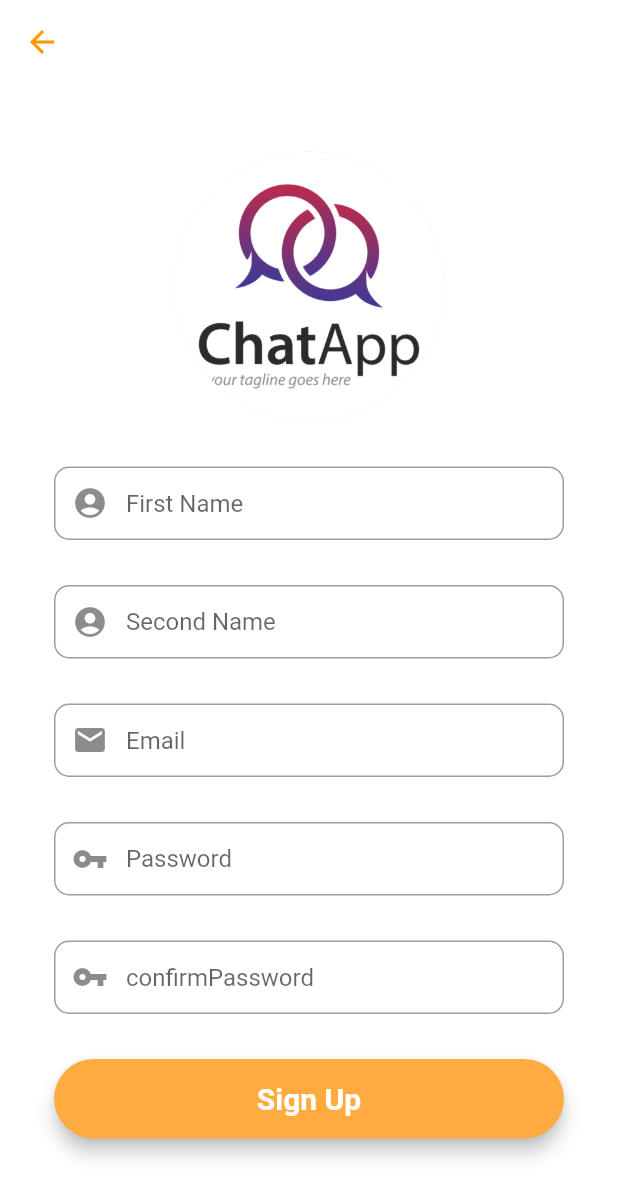
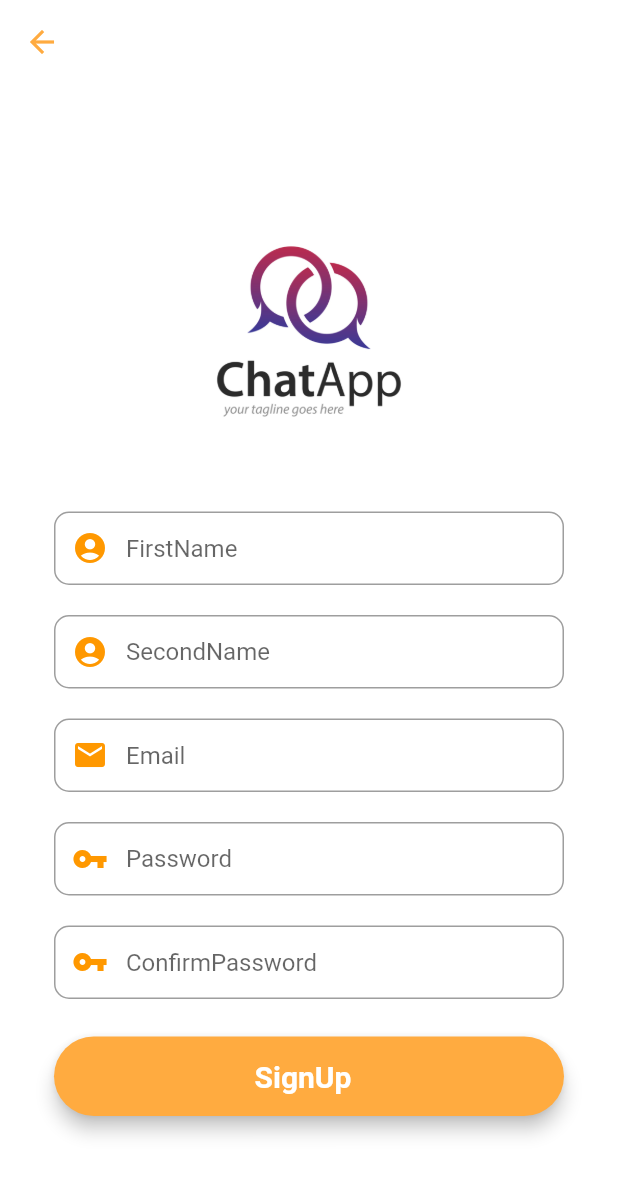
Before and after one commit to quanphung0106-sudo/a, a Flutter app: the screen it shows after launch, after a tap on "SignUp", on a phone screen of 412 x 824 dp. Shown: the top 1197 px of the screen. Run offline on Flutter 3.47's test engine with Material 2 defaults, Android fonts, the phone set to English and light mode, and no system bars; our stand-ins replace bubble, cloud_firestore, firebase_auth, firebase_core, flutter_icons, fluttertoast and 2 more; missing offline and left inert: flutter_dialogflow; accounts and stored records are empty; project files that could hold a hidden picture were left out.

Commit message:
Quang commit

```diff
--- a/lib/login-register/LoginScreen.dart
+++ b/lib/login-register/LoginScreen.dart
@@ -3,7 +3,7 @@ import 'package:flutter/material.dart';
 import 'package:fluttertoast/fluttertoast.dart';
 import 'package:profile_1/Page_ChatBot/chatbot.dart';
 import 'package:profile_1/homepage/homeScreen.dart';
-import 'package:profile_1/login-register/RegisterScreen.dart';
+import 'package:profile_1/login-register/RegistrationScreen.dart';
 
 // ignore_for_file: file_names
 class LoginScreen extends StatefulWidget {
@@ -144,7 +144,7 @@ class _LoginScreenState extends State<LoginScreen> {
                                     context,
                                     MaterialPageRoute(
                                         builder: (context) =>
-                                            RegisterScreen()));
+                                            RegistrationScreen()));
                               },
                               child: Text(
                                 " SignUp",
--- a/lib/login-register/RegisterScreen.dart
+++ /dev/null
@@ -1,200 +0,0 @@
-import 'package:flutter/material.dart';
-
-// ignore_for_file: file_names
-class RegisterScreen extends StatefulWidget {
-  const RegisterScreen({Key? key}) : super(key: key);
-
-  @override
-  State<RegisterScreen> createState() => _RegisterScreenState();
-}
-
-class _RegisterScreenState extends State<RegisterScreen> {
-  //our formkey
-  final _formKey = GlobalKey<FormState>();
-
-  //editting Controller
-  final firstNameEditingController = new TextEditingController();
-  final secondNameEditingController = new TextEditingController();
-  final emailEditingController = new TextEditingController();
-  final passwordEditingController = new TextEditingController();
-  final confirmPasswordEditingController = new TextEditingController();
-
-  @override
-  Widget build(BuildContext context) {
-    //first name field
-    final firstNamelField = TextFormField(
-      autofocus: false,
-      controller: firstNameEditingController,
-      keyboardType: TextInputType.name,
-      //validator
-      onSaved: (value) {
-        firstNameEditingController.text = value!;
-      },
-      textInputAction: TextInputAction.next,
-      decoration: InputDecoration(
-          prefixIcon: Icon(Icons.account_circle),
-          contentPadding: EdgeInsets.fromLTRB(20, 15, 20, 15),
-          hintText: "First Name",
-          border: OutlineInputBorder(
-            borderRadius: BorderRadius.circular(10),
-          )),
-    );
-
-    //second name field
-    final secondNamelField = TextFormField(
-      autofocus: false,
-      controller: secondNameEditingController,
-      keyboardType: TextInputType.name,
-      //validator
-      onSaved: (value) {
-        secondNameEditingController.text = value!;
-      },
-      textInputAction: TextInputAction.next,
-      decoration: InputDecoration(
-          prefixIcon: Icon(Icons.account_circle),
-          contentPadding: EdgeInsets.fromLTRB(20, 15, 20, 15),
-          hintText: "Second Name",
-          border: OutlineInputBorder(
-            borderRadius: BorderRadius.circular(10),
-          )),
-    );
-
-    //email field
-    final emailField = TextFormField(
-      autofocus: false,
-      controller: emailEditingController,
-      keyboardType: TextInputType.emailAddress,
-      //validator
-      onSaved: (value) {
-        secondNameEditingController.text = value!;
-      },
-      textInputAction: TextInputAction.next,
-      decoration: InputDecoration(
-          prefixIcon: Icon(Icons.mail),
-          contentPadding: EdgeInsets.fromLTRB(20, 15, 20, 15),
-          hintText: "Email",
-          border: OutlineInputBorder(
-            borderRadius: BorderRadius.circular(10),
-          )),
-    );
-
-    //password field
-    final passwordField = TextFormField(
-      autofocus: false,
-      controller: passwordEditingController,
-      obscureText: true,
-      //validator
-      onSaved: (value) {
-        secondNameEditingController.text = value!;
-      },
-      textInputAction: TextInputAction.next,
-      decoration: InputDecoration(
-          prefixIcon: Icon(Icons.vpn_key),
-          contentPadding: EdgeInsets.fromLTRB(20, 15, 20, 15),
-          hintText: "Password",
-          border: OutlineInputBorder(
-            borderRadius: BorderRadius.circular(10),
-          )),
-    );
-
-    //confirm field
-    final confirmPasswordField = TextFormField(
-      autofocus: false,
-      controller: confirmPasswordEditingController,
-      obscureText: true,
-      //validator
-      onSaved: (value) {
-        secondNameEditingController.text = value!;
-      },
-      textInputAction: TextInputAction.done,
-      decoration: InputDecoration(
-          prefixIcon: Icon(Icons.vpn_key),
-          contentPadding: EdgeInsets.fromLTRB(20, 15, 20, 15),
-          hintText: "confirmPassword",
-          border: OutlineInputBorder(
-            borderRadius: BorderRadius.circular(10),
-          )),
-    );
-    //Sigup Button
-    final signupButton = Material(
-      elevation: 5,
-      borderRadius: BorderRadius.circular(30),
-      color: Colors.orangeAccent,
-      child: MaterialButton(
-          padding: EdgeInsets.fromLTRB(20, 15, 20, 15),
-          minWidth: MediaQuery.of(context).size.width,
-          onPressed: () {},
-          child: Text(
-            "Sign Up",
-            textAlign: TextAlign.center,
-            style: TextStyle(
-                fontSize: 20, color: Colors.white, fontWeight: FontWeight.bold),
-          )),
-    );
-    return Scaffold(
-        backgroundColor: Colors.white,
-        appBar: AppBar(
-          backgroundColor: Colors.transparent,
-          elevation: 0,
-          leading: IconButton(
-            icon: Icon(Icons.arrow_back, color: Colors.orange),
-            onPressed: () {
-              //passing this to our root
-              Navigator.of(context).pop();
-            },
-          ),
-        ),
-        body: Center(
-          child: SingleChildScrollView(
-            child: Container(
-              color: Colors.white,
-              child: Padding(
-                padding: const EdgeInsets.all(36.0),
-                child: Form(
-                    key: _formKey,
-                    child: Column(
-                      mainAxisAlignment: MainAxisAlignment.center,
-                      crossAxisAlignment: CrossAxisAlignment.center,
-                      children: <Widget>[
-                        SizedBox(
-                          height: 180,
-                          child: CircleAvatar(
-                            radius: 150, // Image radius
-                            backgroundImage: AssetImage('assets/logo.jpg'),
-                          ),
-                        ),
-                        SizedBox(
-                          height: 30,
-                        ),
-                        firstNamelField,
-                        SizedBox(
-                          height: 30,
-                        ),
-                        secondNamelField,
-                        SizedBox(
-                          height: 30,
-                        ),
-                        emailField,
-                        SizedBox(
-                          height: 30,
-                        ),
-                        passwordField,
-                        SizedBox(
-                          height: 30,
-                        ),
-                        confirmPasswordField,
-                        SizedBox(
-                          height: 30,
-                        ),
-                        signupButton,
-                        SizedBox(
-                          height: 20,
-                        ),
-                      ],
-                    )),
-              ),
-            ),
-          ),
-        ));
-  }
-}
--- /dev/null
+++ b/lib/login-register/RegistrationScreen.dart
@@ -0,0 +1,323 @@
+import 'package:cloud_firestore/cloud_firestore.dart';
+
+import 'package:firebase_auth/firebase_auth.dart';
+import 'package:firebase_core/firebase_core.dart';
+import 'package:flutter/material.dart';
+import 'package:fluttertoast/fluttertoast.dart';
+
+import '../homepage/homeScreen.dart';
+import '../model/user_model.dart';
+
+class RegistrationScreen extends StatefulWidget {
+  const RegistrationScreen({Key? key}) : super(key: key);
+
+  @override
+  _RegistrationScreenState createState() => _RegistrationScreenState();
+}
+
+class _RegistrationScreenState extends State<RegistrationScreen> {
+  final _auth = FirebaseAuth.instance;
+
+  // our form key
+  final _formKey = GlobalKey<FormState>();
+
+  //edit controller
+  final firsNameEdittingController = new TextEditingController();
+  //edit controller
+  final secondNameEdittingController = new TextEditingController();
+  //edit controller
+  final emailEdittingController = new TextEditingController();
+  //edit controller
+  final passwordEdittingController = new TextEditingController();
+  //edit controller
+  final confirmPasswordEdittingController = new TextEditingController();
+  @override
+  Widget build(BuildContext context) {
+    //firstName field
+    final firsNameField = TextFormField(
+      autofocus: false,
+      controller: firsNameEdittingController,
+      keyboardType: TextInputType.emailAddress,
+      validator: (value) {
+        RegExp regex = new RegExp(r'^.{2,}$');
+        if (value!.isEmpty) {
+          return ("First Name cannot be Empty");
+        }
+        if (!regex.hasMatch(value)) {
+          return ("Please Enter Valid name(Min. 2 Charater)");
+        }
+        return null;
+      },
+      onSaved: (value) {
+        firsNameEdittingController.text = value!;
+      },
+      textInputAction: TextInputAction.next,
+      decoration: InputDecoration(
+          focusedBorder: OutlineInputBorder(
+            borderSide: BorderSide(color: Colors.orangeAccent, width: 2.0),
+          ),
+          prefixIcon: Icon(
+            Icons.account_circle,
+            color: Colors.orange,
+          ),
+          contentPadding: EdgeInsets.fromLTRB(12, 15, 20, 15),
+          hintText: "FirstName",
+          border: OutlineInputBorder(borderRadius: BorderRadius.circular(10))),
+    );
+
+    //secondName field
+    final secondNameField = TextFormField(
+      autofocus: false,
+      controller: secondNameEdittingController,
+      keyboardType: TextInputType.emailAddress,
+      validator: (value) {
+        RegExp regex = new RegExp(r'^.{2,}$');
+        if (value!.isEmpty) {
+          return ("Second Name cannot be Empty");
+        }
+        if (!regex.hasMatch(value)) {
+          return ("Please Enter Valid name(Min. 2 Charater)");
+        }
+        return null;
+      },
+      onSaved: (value) {
+        secondNameEdittingController.text = value!;
+      },
+      textInputAction: TextInputAction.next,
+      decoration: InputDecoration(
+          focusedBorder: OutlineInputBorder(
+            borderSide: BorderSide(color: Colors.orangeAccent, width: 2.0),
+          ),
+          prefixIcon: Icon(
+            Icons.account_circle,
+            color: Colors.orange,
+          ),
+          contentPadding: EdgeInsets.fromLTRB(12, 15, 20, 15),
+          hintText: "SecondName",
+          border: OutlineInputBorder(borderRadius: BorderRadius.circular(10))),
+    );
+
+    //email field
+    final emailField = TextFormField(
+      autofocus: false,
+      controller: emailEdittingController,
+      keyboardType: TextInputType.emailAddress,
+      validator: (value) {
+        if (value!.isEmpty) {
+          return ("Please Enter Your Email");
+        }
+        if (!RegExp("^[a-zA-Z0-9+_.-]+@[a-zA-Z0-9.-]+.[a-z]").hasMatch(value)) {
+          return ("Please Enter a valid email");
+        }
+        ;
+        return null;
+      },
+      onSaved: (value) {
+        emailEdittingController.text = value!;
+      },
+      textInputAction: TextInputAction.next,
+      decoration: InputDecoration(
+          focusedBorder: OutlineInputBorder(
+            borderSide: BorderSide(color: Colors.orangeAccent, width: 2.0),
+          ),
+          prefixIcon: Icon(
+            Icons.email,
+            color: Colors.orange,
+          ),
+          contentPadding: EdgeInsets.fromLTRB(12, 15, 20, 15),
+          hintText: "Email",
+          border: OutlineInputBorder(borderRadius: BorderRadius.circular(10))),
+    );
+
+    //password field
+    final passwordField = TextFormField(
+      autofocus: false,
+      controller: passwordEdittingController,
+      obscureText: true,
+      keyboardType: TextInputType.emailAddress,
+      validator: (value) {
+        RegExp regex = new RegExp(r'^.{6,}$');
+        if (value!.isEmpty) {
+          return ("Password is required for login");
+        }
+        if (!regex.hasMatch(value)) {
+          return ("Please Enter Valid Password(Min. 6 Charater)");
+        }
+      },
+      onSaved: (value) {
+        passwordEdittingController.text = value!;
+      },
+      textInputAction: TextInputAction.next,
+      decoration: InputDecoration(
+          focusedBorder: OutlineInputBorder(
+            borderSide: BorderSide(color: Colors.orangeAccent, width: 2.0),
+          ),
+          prefixIcon: Icon(
+            Icons.vpn_key,
+            color: Colors.orange,
+          ),
+          contentPadding: EdgeInsets.fromLTRB(12, 15, 20, 15),
+          hintText: "Password",
+          border: OutlineInputBorder(borderRadius: BorderRadius.circular(10))),
+    );
+
+    //confirmpassword field
+    final confirmpasswordField = TextFormField(
+      autofocus: false,
+      controller: confirmPasswordEdittingController,
+      obscureText: true,
+      keyboardType: TextInputType.emailAddress,
+      validator: (value) {
+        if (confirmPasswordEdittingController.text !=
+            passwordEdittingController.text) {
+          return ("Password don't match");
+        }
+      },
+      onSaved: (value) {
+        confirmPasswordEdittingController.text = value!;
+      },
+      textInputAction: TextInputAction.next,
+      decoration: InputDecoration(
+          focusedBorder: OutlineInputBorder(
+            borderSide: BorderSide(color: Colors.orangeAccent, width: 2.0),
+          ),
+          prefixIcon: Icon(
+            Icons.vpn_key,
+            color: Colors.orange,
+          ),
+          contentPadding: EdgeInsets.fromLTRB(12, 15, 20, 15),
+          hintText: "ConfirmPassword",
+          border: OutlineInputBorder(borderRadius: BorderRadius.circular(10))),
+    );
+
+    final signupButton = Material(
+      elevation: 5,
+      borderRadius: BorderRadius.circular(30),
+      color: Colors.orangeAccent,
+      child: MaterialButton(
+        padding: EdgeInsets.fromLTRB(12, 15, 20, 15),
+        minWidth: MediaQuery.of(context).size.width,
+        onPressed: () {
+          signUp(emailEdittingController.text, passwordEdittingController.text);
+        },
+        child: Text(
+          "SignUp",
+          textAlign: TextAlign.center,
+          style: TextStyle(
+            fontSize: 20,
+            color: Colors.white,
+            fontWeight: FontWeight.bold,
+          ),
+        ),
+      ),
+    );
+
+    const title = "Chat App";
+    return MaterialApp(
+      debugShowCheckedModeBanner: false,
+      title: title,
+      home: Scaffold(
+        backgroundColor: Colors.white,
+        appBar: AppBar(
+          backgroundColor: Colors.transparent,
+          elevation: 0,
+          leading: IconButton(
+            icon: Icon(
+              Icons.arrow_back,
+              color: Colors.orangeAccent,
+            ),
+            onPressed: () {
+              Navigator.of(context).pop();
+            },
+          ),
+        ),
+        body: Center(
+          child: SingleChildScrollView(
+            child: Container(
+              color: Colors.white,
+              child: Padding(
+                padding: const EdgeInsets.all(36.0),
+                child: Form(
+                  key: _formKey,
+                  child: Column(
+                    mainAxisAlignment: MainAxisAlignment.center,
+                    crossAxisAlignment: CrossAxisAlignment.center,
+                    children: [
+                      SizedBox(
+                        height: 200,
+                        child: Image.asset(
+                          "assets/logo.jpg",
+                          fit: BoxFit.contain,
+                        ),
+                      ),
+                      SizedBox(
+                        height: 20,
+                      ),
+                      firsNameField,
+                      SizedBox(
+                        height: 20,
+                      ),
+                      secondNameField,
+                      SizedBox(
+                        height: 20,
+                      ),
+                      emailField,
+                      SizedBox(
+                        height: 20,
+                      ),
+                      passwordField,
+                      SizedBox(
+                        height: 20,
+                      ),
+                      confirmpasswordField,
+                      SizedBox(
+                        height: 25,
+                      ),
+                      signupButton,
+                      SizedBox(
+                        height: 15,
+                      )
+                    ],
+                  ),
+                ),
+              ),
+            ),
+          ),
+        ),
+      ),
+    );
+  }
+
+  void signUp(String email, String password) async {
+    if (_formKey.currentState!.validate()) {
+      await _auth
+          .createUserWithEmailAndPassword(email: email, password: password)
+          .then((value) => {postDetailsToFirestore()})
+          .catchError((e) {
+        Fluttertoast.showToast(msg: e!.message);
+      });
+    }
+  }
+
+  postDetailsToFirestore() async {
+    FirebaseFirestore firebaseFirestore = FirebaseFirestore.instance;
+    User? user = _auth.currentUser;
+    UserModel userModel = UserModel();
+
+    userModel.email = user!.email;
+    userModel.uid = user.uid;
+    userModel.firstName = firsNameEdittingController.text;
+    userModel.secondName = secondNameEdittingController.text;
+
+    await firebaseFirestore
+        .collection("users")
+        .doc(user.uid)
+        .set(userModel.toMap());
+    Fluttertoast.showToast(msg: "Account created successfully!");
+
+    Navigator.pushAndRemoveUntil(
+        context,
+        MaterialPageRoute(builder: (context) => homeScreen()),
+        (route) => false);
+  }
+}
--- /dev/null
+++ b/lib/model/user_model.dart
@@ -0,0 +1,26 @@
+class UserModel {
+  String? uid;
+  String? email;
+  String? firstName;
+  String? secondName;
+
+  UserModel({this.uid, this.email, this.firstName, this.secondName});
+
+  factory UserModel.fromMap(map) {
+    return UserModel(
+      uid: map['uid'],
+      email: map['email'],
+      firstName: map['firstName'],
+      secondName: map['secondName'],
+    );
+  }
+
+  Map<String, dynamic> toMap() {
+    return {
+      'uid': uid,
+      'email': email,
+      'firstName': firstName,
+      'secondName': secondName,
+    };
+  }
+}
--- a/pubspec.yaml
+++ b/pubspec.yaml
@@ -37,7 +37,7 @@ dependencies:
   flutter:
     sdk: flutter
   cupertino_icons: ^1.0.2
-#  flutter_dialogflow: ^0.1.3
+  # flutter_dialogflow: ^0.1.3
   bubble: ^1.1.9+1
   flutter_icons: ^1.1.0
   url_launcher: ^6.0.20
```
Also changed, not shown: pubspec.lock.
